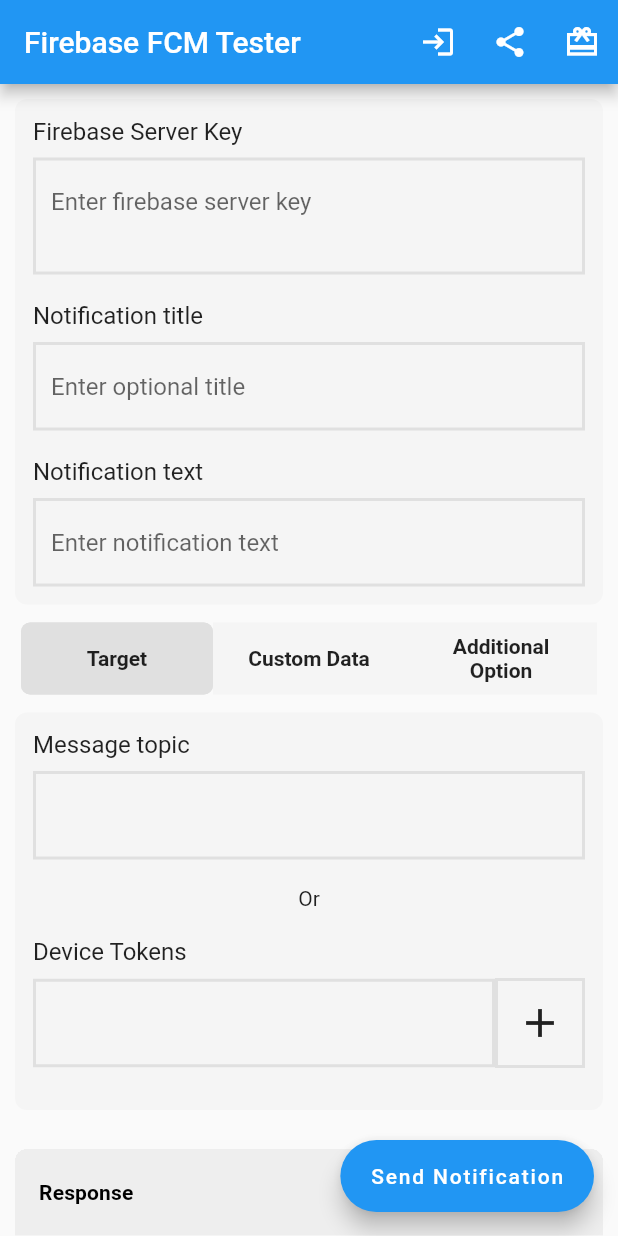
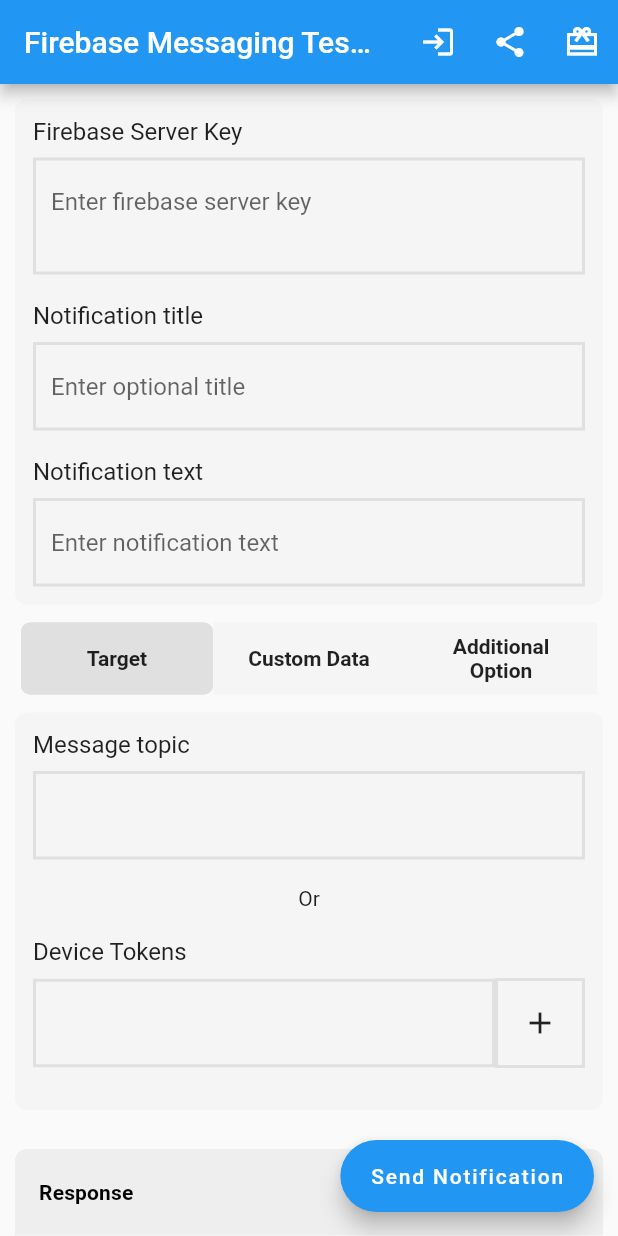
Before and after one commit to Dhaval2404/firebase-messaging-console, a Flutter app: the screen it shows after launch, on a phone screen of 412 x 824 dp. Run offline on Flutter 3.47's test engine with Material 2 defaults, Android fonts, the phone set to English and light mode, and no system bars; our stand-ins replace dio, retrofit; missing offline and left inert: pretty_json; generated files the repository leaves out were written again; statements that could not run were skipped.

Commit message:
Fixed code analysis errors

```diff
--- a/lib/main.dart
+++ b/lib/main.dart
@@ -1,6 +1,7 @@
-import 'package:firebase_messaging_tester/src/screens/main_screen.dart';
 import 'package:flutter/material.dart';
 import 'package:flutter/widgets.dart';
+
+import 'src/screens/main_screen.dart';
 
 void main() {
   runApp(MyApp());
@@ -11,7 +12,8 @@
   @override
   Widget build(BuildContext context) {
     return MaterialApp(
-      title: 'Firebase FCM Tester',
+      title: 'Firebase Messaging Tester',
+      debugShowCheckedModeBanner: false,
       theme: ThemeData(
         accentColor: Colors.blue,
         primarySwatch: Colors.blue,
--- a/lib/src/data/constant/fcm_option.dart
+++ b/lib/src/data/constant/fcm_option.dart
@@ -1,20 +1,19 @@
 enum FCMOption {
   target,
-  custom_data,
-  additional_option,
+  customData,
+  additionalOption,
 }
 
 extension FCMOptionExtension on FCMOption {
   int get index {
     switch (this) {
-      case FCMOption.custom_data:
+      case FCMOption.customData:
         return 1;
-      case FCMOption.additional_option:
+      case FCMOption.additionalOption:
         return 2;
       case FCMOption.target:
       default:
         return 0;
     }
   }
-
 }
--- a/lib/src/data/fcm_duration.dart
+++ b/lib/src/data/fcm_duration.dart
@@ -37,7 +37,7 @@
   }
 
   List<int> get range {
-    var max = this.maxValue;
+    var max = maxValue;
     var list = <int>[];
     for (var i = 0; i <= max; i++) {
       list.add(i);
@@ -59,5 +59,4 @@
         return Duration(minutes: value);
     }
   }
-
 }
--- a/lib/src/data/model/fcm_model.dart
+++ b/lib/src/data/model/fcm_model.dart
@@ -75,6 +75,9 @@
 
   @override
   String toString() {
-    return 'FCMModel{title: $title, message: $message, topic: $topic, ids: $ids, priority: $priority, data: $data, clickAction: $clickAction, timeToLive: $timeToLive, dryRun: $dryRun, androidChannel: $androidChannel}';
+    return 'FCMModel{title: $title, message: $message, topic: $topic,'
+        ' ids: $ids, priority: $priority, data: $data,'
+        ' clickAction: $clickAction, timeToLive: $timeToLive,'
+        ' dryRun: $dryRun, androidChannel: $androidChannel}';
   }
 }
--- a/lib/src/data/repository/fcm_repository.dart
+++ b/lib/src/data/repository/fcm_repository.dart
@@ -1,13 +1,14 @@
 import 'dart:async';
 
 import 'package:dio/dio.dart';
-import 'package:firebase_messaging_tester/src/data/model/fcm_model.dart';
-import 'package:firebase_messaging_tester/src/data/model/fcm_response.dart';
-import 'package:firebase_messaging_tester/src/data/remote/fcm_client.dart';
 import 'package:retrofit/dio.dart';
 
+import '../../data/model/fcm_model.dart';
+import '../../data/model/fcm_response.dart';
+import '../../data/remote/fcm_client.dart';
+
 class FCMRepository {
-  FCMClient _fcmClient = FCMClient(Dio());
+  final FCMClient _fcmClient = FCMClient(Dio());
 
   final _controller = StreamController<String>();
 
@@ -18,7 +19,7 @@
   Future<HttpResponse<FCMResponse>> send(FCMModel model) async {
     assert(model != null);
 
-    return _fcmClient.send("key=" + model.serverKey, model);
+    return _fcmClient.send("key=${model.serverKey}", model);
   }
 
   void dispose() => _controller.close();
--- a/lib/src/screens/fcm_response_widget.dart
+++ b/lib/src/screens/fcm_response_widget.dart
@@ -1,7 +1,8 @@
-import 'package:firebase_messaging_tester/res/theme.dart';
-import 'package:firebase_messaging_tester/src/data/model/fcm_response.dart';
 import 'package:flutter/material.dart';
 import 'package:pretty_json/pretty_json.dart';
+
+import '../../res/theme.dart';
+import '../../src/data/model/fcm_response.dart';
 
 class FCMResponseWidget extends StatelessWidget {
   final FCMResponse response;
@@ -97,5 +98,4 @@
       return Colors.black;
     }
   }
-
 }
--- a/lib/src/screens/main_screen.dart
+++ b/lib/src/screens/main_screen.dart
@@ -1,10 +1,10 @@
-import 'package:firebase_messaging_tester/src/data/constant/fcm_option.dart';
-import 'package:firebase_messaging_tester/src/data/model/fcm_model.dart';
-import 'package:firebase_messaging_tester/src/data/model/fcm_response.dart';
-import 'package:firebase_messaging_tester/src/data/repository/fcm_repository.dart';
-import 'package:firebase_messaging_tester/src/screens/fcm_response_widget.dart';
 import 'package:flutter/material.dart';
 
+import '../data/constant/fcm_option.dart';
+import '../data/model/fcm_model.dart';
+import '../data/model/fcm_response.dart';
+import '../data/repository/fcm_repository.dart';
+import '../screens/fcm_response_widget.dart';
 import 'additional_option_form.dart';
 import 'custom_data_form.dart';
 import 'notification_form.dart';
@@ -18,11 +18,12 @@
 class _MainScreenState extends State<MainScreen> {
   FCMOption _fcmOption = FCMOption.target;
 
-  GlobalKey<NotificationFormState> _notificationFormStateKey = GlobalKey();
+  final GlobalKey<NotificationFormState> _notificationFormStateKey =
+      GlobalKey();
 
-  GlobalKey<TargetFormState> _targetFormStateKey = GlobalKey();
-  GlobalKey<CustomDataFormState> _customDataFormStateKey = GlobalKey();
-  GlobalKey<AdditionalOptionFormState> _additionalOptionFormStateKey =
+  final GlobalKey<TargetFormState> _targetFormStateKey = GlobalKey();
+  final GlobalKey<CustomDataFormState> _customDataFormStateKey = GlobalKey();
+  final GlobalKey<AdditionalOptionFormState> _additionalOptionFormStateKey =
       GlobalKey();
 
   List<Widget> _widgets;
@@ -55,7 +56,7 @@
   Widget build(BuildContext context) {
     return Scaffold(
       appBar: AppBar(
-        title: Text("Firebase FCM Tester"),
+        title: Text("Firebase Messaging Tester"),
         actions: _actions(),
       ),
       body: _body(),
@@ -202,18 +203,18 @@
         ),
         _tabMenuItem(
           title: "Custom Data",
-          fcmOption: FCMOption.custom_data,
+          fcmOption: FCMOption.customData,
         ),
         _tabMenuItem(
           title: "Additional Option",
-          fcmOption: FCMOption.additional_option,
+          fcmOption: FCMOption.additionalOption,
         ),
       ],
     );
   }
 
   Widget _tabMenuItem({@required String title, FCMOption fcmOption}) {
-    bool isChecked = _fcmOption == fcmOption;
+    var isChecked = _fcmOption == fcmOption;
     return Flexible(
       flex: 1,
       child: Container(
--- a/lib/src/screens/notification_form.dart
+++ b/lib/src/screens/notification_form.dart
@@ -1,6 +1,6 @@
-import 'package:firebase_messaging_tester/src/data/model/fcm_model.dart';
 import 'package:flutter/material.dart';
 
+import '../data/model/fcm_model.dart';
 import 'widgets/custom_text_form_field.dart';
 
 class NotificationForm extends StatefulWidget {
@@ -13,11 +13,11 @@
 }
 
 class NotificationFormState extends State<NotificationForm> {
-  var _formKey = GlobalKey<FormState>();
+  final _formKey = GlobalKey<FormState>();
 
-  var _titleController = TextEditingController();
-  var _serverKeyController = TextEditingController();
-  var _messageController = TextEditingController();
+  final _titleController = TextEditingController();
+  final _serverKeyController = TextEditingController();
+  final _messageController = TextEditingController();
 
   @override
   void initState() {
@@ -44,10 +44,11 @@
             maxLines: 2,
             autovalidateMode: AutovalidateMode.onUserInteraction,
             validator: (arg) {
-              if (arg.isEmpty)
+              if (arg.isEmpty) {
                 return 'Please enter firebase server key';
-              else
+              } else {
                 return null;
+              }
             },
           ),
           SizedBox(height: 18),
@@ -65,10 +66,11 @@
             textCapitalization: TextCapitalization.sentences,
             autovalidateMode: AutovalidateMode.onUserInteraction,
             validator: (arg) {
-              if (arg.isEmpty)
+              if (arg.isEmpty) {
                 return 'Please enter notification text';
-              else
+              } else {
                 return null;
+              }
             },
           ),
           /*SizedBox(height: 18),
--- a/lib/src/screens/target_form.dart
+++ b/lib/src/screens/target_form.dart
@@ -1,7 +1,6 @@
-import 'package:firebase_messaging_tester/res/theme.dart';
-import 'package:firebase_messaging_tester/src/data/model/fcm_model.dart';
 import 'package:flutter/material.dart';
 
+import '../data/model/fcm_model.dart';
 import 'widgets/custom_text_form_field.dart';
 
 class TargetForm extends StatefulWidget {
@@ -14,8 +13,8 @@
 }
 
 class TargetFormState extends State<TargetForm> {
-  List<TextEditingController> _controllers = new List();
-  var _topicController = TextEditingController();
+  final List<TextEditingController> _controllers = [];
+  final TextEditingController _topicController = TextEditingController();
 
   @override
   void initState() {
@@ -105,7 +104,6 @@
             ),
             padding: EdgeInsets.all(4),
             child: IconButton(
-              iconSize: 32,
               onPressed: () {
                 setState(() {
                   if (isFirst) {
@@ -115,7 +113,9 @@
                   }
                 });
               },
-              icon: Icon(isFirst ? Icons.add : Icons.delete_outline),
+              icon: Icon(
+                isFirst ? Icons.add : Icons.delete_outline,
+              ),
             ),
           ),
         ],
@@ -146,6 +146,7 @@
 
   void showError(String message) {
     final snackBar = SnackBar(content: Text(message));
+    // ignore: deprecated_member_use
     Scaffold.of(context).showSnackBar(snackBar);
   }
 }
--- a/lib/src/screens/widgets/indicator_widget.dart
+++ b/lib/src/screens/widgets/indicator_widget.dart
@@ -23,7 +23,10 @@
       child: Center(
         child: Text(
           number,
-          style: const TextStyle(fontSize: 16, fontWeight: FontWeight.bold, ),
+          style: const TextStyle(
+            fontSize: 16,
+            fontWeight: FontWeight.bold,
+          ),
         ),
       ),
     );
```
Also changed, not shown: lib/res/theme.dart (+4 -5 lines), lib/src/data/model/fcm_response.dart (+4 -3 lines), lib/src/data/remote/fcm_client.dart (+7 -6 lines), lib/src/screens/additional_option_form.dart (+10 -11 lines), lib/src/screens/custom_data_form.dart (+16 -16 lines), lib/src/data/remote/fcm_client.g.dart, 1 other file.
